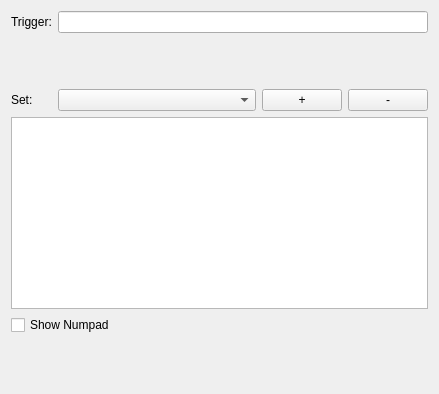
This is plugins/Commands/Keyboard/keyboardconfigurationdlg.ui in KDE/simon as Qt 5 draws it before an edit. The edited form follows.
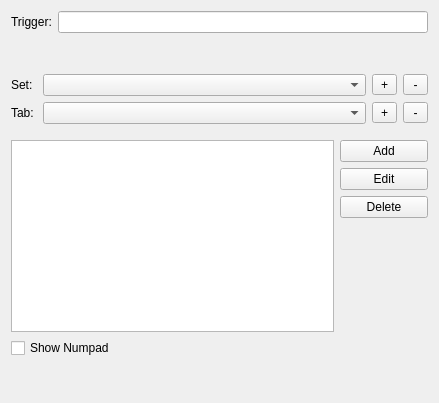
This is the edited form. Custom widgets are drawn as their Qt base class.

Commit message: Changes in the kb plugin

```diff
--- a/plugins/Commands/Keyboard/keyboardconfigurationdlg.ui
+++ b/plugins/Commands/Keyboard/keyboardconfigurationdlg.ui
@@ -7,7 +7,7 @@
     <x>0</x>
     <y>0</y>
     <width>439</width>
-    <height>394</height>
+    <height>403</height>
    </rect>
   </property>
   <property name="maximumSize">
@@ -36,7 +36,7 @@
      </property>
     </widget>
    </item>
-   <item row="0" column="1" colspan="3">
+   <item row="0" column="1" colspan="4">
     <widget class="KLineEdit" name="leTrigger">
      <property name="sizePolicy">
       <sizepolicy hsizetype="Expanding" vsizetype="Fixed">
@@ -59,37 +59,7 @@
      </property>
     </spacer>
    </item>
-   <item row="2" column="0">
-    <widget class="QLabel" name="label_2">
-     <property name="sizePolicy">
-      <sizepolicy hsizetype="Fixed" vsizetype="Fixed">
-       <horstretch>0</horstretch>
-       <verstretch>0</verstretch>
-      </sizepolicy>
-     </property>
-     <property name="text">
-      <string>Set: </string>
-     </property>
-    </widget>
-   </item>
-   <item row="2" column="1">
-    <widget class="QComboBox" name="cbSets">
-     <property name="sizePolicy">
-      <sizepolicy hsizetype="Expanding" vsizetype="Fixed">
-       <horstretch>0</horstretch>
-       <verstretch>0</verstretch>
-      </sizepolicy>
-     </property>
-    </widget>
-   </item>
-   <item row="2" column="3">
-    <widget class="KPushButton" name="pbDeleteSet">
-     <property name="text">
-      <string>-</string>
-     </property>
-    </widget>
-   </item>
-   <item row="3" column="0" colspan="4">
+   <item row="7" column="0" colspan="4">
     <widget class="QTableView" name="tvSetContent">
      <property name="sizePolicy">
       <sizepolicy hsizetype="Expanding" vsizetype="Fixed">
@@ -99,7 +69,7 @@
      </property>
     </widget>
    </item>
-   <item row="4" column="0" colspan="2">
+   <item row="8" column="0" colspan="2">
     <widget class="QCheckBox" name="checkBox">
      <property name="sizePolicy">
       <sizepolicy hsizetype="Expanding" vsizetype="Fixed">
@@ -112,8 +82,147 @@
      </property>
     </widget>
    </item>
-   <item row="6" column="1">
-    <spacer name="verticalSpacer">
+   <item row="7" column="4">
+    <layout class="QVBoxLayout" name="verticalLayout">
+     <item>
+      <widget class="KPushButton" name="kpushbutton_2">
+       <property name="text">
+        <string>Add</string>
+       </property>
+      </widget>
+     </item>
+     <item>
+      <widget class="KPushButton" name="kpushbutton_3">
+       <property name="text">
+        <string>Edit</string>
+       </property>
+      </widget>
+     </item>
+     <item>
+      <widget class="KPushButton" name="kpushbutton">
+       <property name="text">
+        <string>Delete</string>
+       </property>
+      </widget>
+     </item>
+     <item>
+      <spacer name="verticalSpacer_3">
+       <property name="orientation">
+        <enum>Qt::Vertical</enum>
+       </property>
+       <property name="sizeHint" stdset="0">
+        <size>
+         <width>20</width>
+         <height>40</height>
+        </size>
+       </property>
+      </spacer>
+     </item>
+    </layout>
+   </item>
+   <item row="3" column="0" colspan="5">
+    <layout class="QGridLayout" name="gridLayout_2">
+     <property name="topMargin">
+      <number>0</number>
+     </property>
+     <property name="bottomMargin">
+      <number>10</number>
+     </property>
+     <item row="0" column="0">
+      <widget class="QLabel" name="label_2">
+       <property name="sizePolicy">
+        <sizepolicy hsizetype="Fixed" vsizetype="Fixed">
+         <horstretch>0</horstretch>
+         <verstretch>0</verstretch>
+        </sizepolicy>
+       </property>
+       <property name="text">
+        <string>Set: </string>
+       </property>
+      </widget>
+     </item>
+     <item row="0" column="1">
+      <widget class="QComboBox" name="cbSets">
+       <property name="sizePolicy">
+        <sizepolicy hsizetype="Expanding" vsizetype="Fixed">
+         <horstretch>0</horstretch>
+         <verstretch>0</verstretch>
+        </sizepolicy>
+       </property>
+      </widget>
+     </item>
+     <item row="0" column="2">
+      <widget class="QToolButton" name="tbAddSet">
+       <property name="minimumSize">
+        <size>
+         <width>25</width>
+         <height>0</height>
+        </size>
+       </property>
+       <property name="text">
+        <string>+</string>
+       </property>
+      </widget>
+     </item>
+     <item row="0" column="3">
+      <widget class="QToolButton" name="tbDeleteSet">
+       <property name="sizePolicy">
+        <sizepolicy hsizetype="Preferred" vsizetype="Fixed">
+         <horstretch>0</horstretch>
+         <verstretch>0</verstretch>
+        </sizepolicy>
+       </property>
+       <property name="minimumSize">
+        <size>
+         <width>25</width>
+         <height>0</height>
+        </size>
+       </property>
+       <property name="text">
+        <string>-</string>
+       </property>
+      </widget>
+     </item>
+     <item row="1" column="0">
+      <widget class="QLabel" name="label_3">
+       <property name="text">
+        <string>Tab: </string>
+       </property>
+      </widget>
+     </item>
+     <item row="1" column="1">
+      <widget class="QComboBox" name="cbTabs"/>
+     </item>
+     <item row="1" column="2">
+      <widget class="QToolButton" name="tbAddTab">
+       <property name="minimumSize">
+        <size>
+         <width>25</width>
+         <height>0</height>
+        </size>
+       </property>
+       <property name="text">
+        <string>+</string>
+       </property>
+      </widget>
+     </item>
+     <item row="1" column="3">
+      <widget class="QToolButton" name="tbDeleteTab">
+       <property name="minimumSize">
+        <size>
+         <width>25</width>
+         <height>0</height>
+        </size>
+       </property>
+       <property name="text">
+        <string>-</string>
+       </property>
+      </widget>
+     </item>
+    </layout>
+   </item>
+   <item row="10" column="0">
+    <spacer name="verticalSpacer_4">
      <property name="orientation">
       <enum>Qt::Vertical</enum>
      </property>
@@ -125,19 +234,6 @@
      </property>
     </spacer>
    </item>
-   <item row="2" column="2">
-    <widget class="KPushButton" name="pbAddSet">
-     <property name="sizePolicy">
-      <sizepolicy hsizetype="Minimum" vsizetype="Fixed">
-       <horstretch>0</horstretch>
-       <verstretch>0</verstretch>
-      </sizepolicy>
-     </property>
-     <property name="text">
-      <string>+</string>
-     </property>
-    </widget>
-   </item>
   </layout>
  </widget>
  <customwidgets>
```
